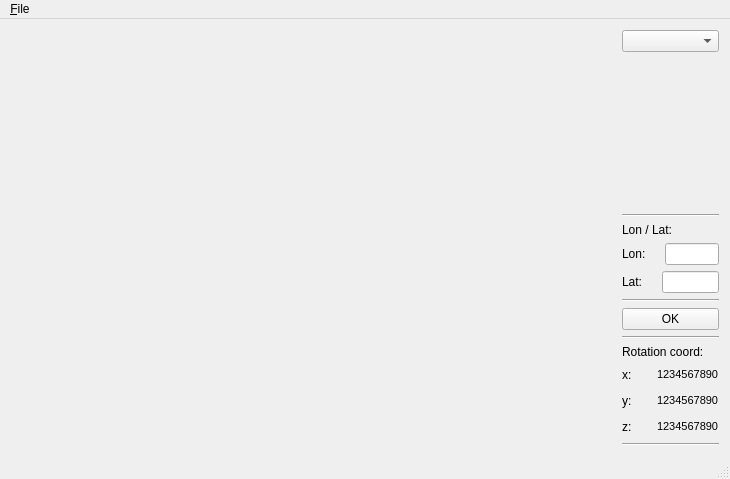
Qt form mti835/mainwindow.ui (jabouzi/opengl) before a commit.
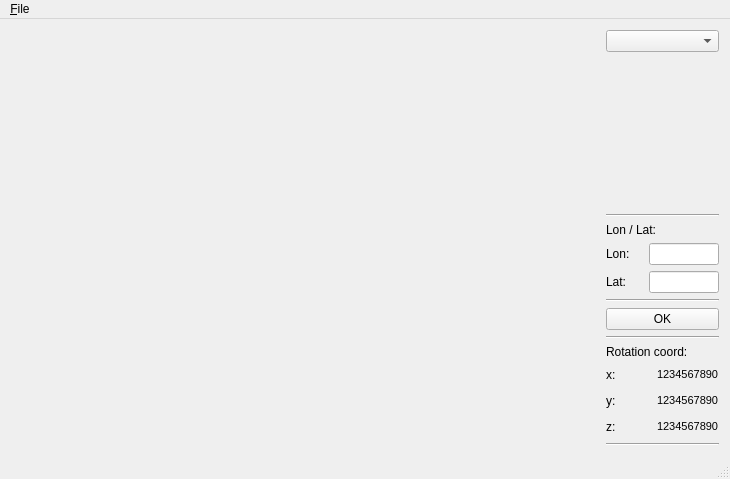
The same form after that commit. Icons and pictures are not drawn.

```diff
--- a/mti835/mainwindow.ui
+++ b/mti835/mainwindow.ui
@@ -155,7 +155,7 @@
               </property>
               <property name="maximumSize">
                <size>
-                <width>54</width>
+                <width>70</width>
                 <height>27</height>
                </size>
               </property>
@@ -198,7 +198,7 @@
               </property>
               <property name="maximumSize">
                <size>
-                <width>57</width>
+                <width>70</width>
                 <height>27</height>
                </size>
               </property>
```
